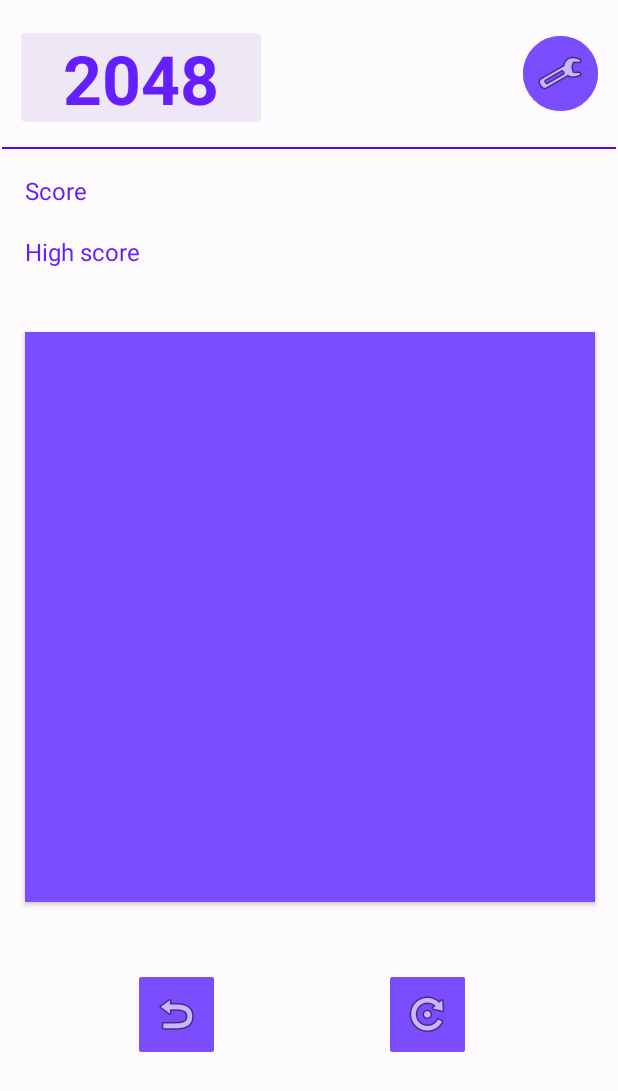
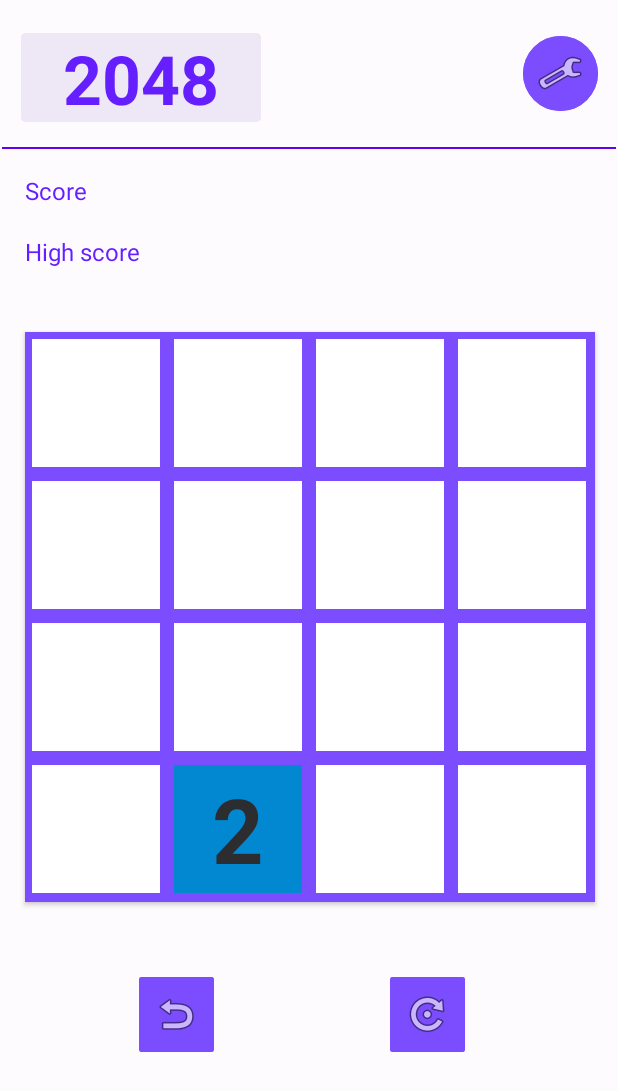
Before and after one commit to a19k/2048-Puzzle-Game, an Android app: the screen it shows after launch (MainActivity), on a phone screen of 412 x 824 dp. Shown: the top 1091 px of the screen. Run offline under Robolectric (Android 15) with nearby library versions, the phone set to English and light mode, and no system bars.

Commit message:
connected UI to ViewModel, inflated grid tiles

```diff
--- a/app/src/main/java/com/example/rma_2_anis_karic/Board.java
+++ b/app/src/main/java/com/example/rma_2_anis_karic/Board.java
@@ -1,11 +1,14 @@
 package com.example.rma_2_anis_karic;
+
+import android.util.Log;
 
 import java.util.Arrays;
 
 public class Board {
 
-    private int[][] grid;
-    private int dimension;
+    private final int[][] grid;
+    private final int dimension;
+    private static final String TAG = "BOARD";
 
     public Board(int dimension) {
         this.grid = new int[dimension][dimension];
@@ -16,25 +19,51 @@ public class Board {
         return grid;
     }
 
+    public int getDimension() {
+        return dimension;
+    }
+
     public void clear(){
         for (int i = 0; i < dimension; i++)
             for (int j = 0; j < dimension; j++)
                 grid[i][j] = 0;
     }
 
-    private void addNewTiles(){
+    public void addNewTiles(){
+        //count empty tiles in grid
         int emptyTileCounter = 0;
-        for(int i = 0; i < dimension; i++)
+        for (int i = 0; i < dimension; i++)
             for (int j = 0; j < dimension; j++)
                 if (grid[i][j] == 0) emptyTileCounter++;
 
-        int tileOfChoice = (int) ((Math.random() * 100));
+        //choose random empty tile
+        int tileOfChoice =((int)(Math.random() * 100000)) % emptyTileCounter;
+
+        //choose value randomly 2->90%, 4->10%
+        int tileValue;
+        if(((int)(Math.random() * 10)) % 10 == 0) tileValue = 4;
+        else tileValue = 2;
+
+        //find the chosen tile and assign the new value
+        emptyTileCounter = 0;
+        for (int i = 0; i < dimension; i++) {
+            for (int j = 0; j < dimension; j++)
+                if (grid[i][j] == 0) {
+                    if (emptyTileCounter == tileOfChoice) grid[i][j] = tileValue;
+                    emptyTileCounter++;
+                }
+        }
+
+        Log.d(TAG, this.toString());
     }
 
     @Override
     public String toString() {
-        return "Board{" +
-                "grid=" + Arrays.toString(grid) +
-                '}';
+        StringBuilder fullGrid = new StringBuilder();
+
+        for(int i = 0; i < dimension; i++)
+            fullGrid.append("Board{" + "grid=").append(Arrays.toString(grid[i])).append('}');
+
+        return fullGrid.toString();
     }
 }
--- a/app/src/main/java/com/example/rma_2_anis_karic/MainActivity.java
+++ b/app/src/main/java/com/example/rma_2_anis_karic/MainActivity.java
@@ -1,14 +1,34 @@
 package com.example.rma_2_anis_karic;
 
+import android.graphics.Color;
 import android.os.Bundle;
+import android.view.Gravity;
+import android.view.LayoutInflater;
+import android.view.View;
+import android.widget.Button;
+import android.widget.TextView;
 
 import androidx.activity.EdgeToEdge;
 import androidx.appcompat.app.AppCompatActivity;
 import androidx.core.graphics.Insets;
 import androidx.core.view.ViewCompat;
 import androidx.core.view.WindowInsetsCompat;
+import androidx.gridlayout.widget.GridLayout;
 
 public class MainActivity extends AppCompatActivity {
+
+    private TextView scoreDisplay;
+    private TextView hiScoreDisplay;
+    private Button undoButton;
+    private Button resetButton;
+    private Button settingsButton;
+    private GridLayout viewGrid;
+
+    private final TextView [][] gridTiles = new TextView[4][4];
+
+    private final Board board = new Board(4);
+    private LayoutInflater inflater;
+
 
     @Override
     protected void onCreate(Bundle savedInstanceState) {
@@ -20,5 +40,55 @@ public class MainActivity extends AppCompatActivity {
             v.setPadding(systemBars.left, systemBars.top, systemBars.right, systemBars.bottom);
             return insets;
         });
+
+        inflater = LayoutInflater.from(this);
+
+        setUpViewReferences();
+        board.addNewTiles();
+        initBoard();
+
+
     }
+
+    private void setUpViewReferences(){
+        scoreDisplay = (TextView) findViewById(R.id.score);
+        hiScoreDisplay = (TextView) findViewById(R.id.hiscore);
+        undoButton = (Button) findViewById(R.id.undo);
+        resetButton = (Button) findViewById(R.id.reset);
+        settingsButton = (Button) findViewById(R.id.settings);
+        viewGrid = (GridLayout) findViewById(R.id.grid);
+    }
+
+    private void initBoard(){
+        int dimension = board.getDimension();
+        for (int row = 0; row < dimension; row++)
+            for (int col = 0; col < dimension; col++) {
+                View newTile = inflater.inflate(R.layout.tile,viewGrid,false);
+                TextView tileText = newTile.findViewById(R.id.tileText);
+
+                if (board.getGrid()[row][col] != 0) {
+                    tileText.setText(String.valueOf(board.getGrid()[row][col]));
+                    tileText.setBackgroundColor(Color.parseColor("#0288D1"));
+                }
+                else {
+                    tileText.setText("");
+                    tileText.setBackgroundColor(Color.WHITE);
+                }
+
+                GridLayout.LayoutParams parameters = new GridLayout.LayoutParams();
+                parameters.rowSpec = GridLayout.spec(row);
+                parameters.columnSpec = GridLayout.spec(col);
+
+                int dpValue = 5; // margin in dips
+                float d = this.getResources().getDisplayMetrics().density;
+                int margin = (int)(dpValue * d); // margin in pixels
+                parameters.setMargins(margin,margin,margin,margin);
+
+                newTile.setLayoutParams(parameters);
+
+                viewGrid.addView(newTile);
+                gridTiles[row][col] = tileText;
+            }
+    }
+
 }
--- a/app/src/main/res/layout/activity_main.xml
+++ b/app/src/main/res/layout/activity_main.xml
@@ -27,14 +27,14 @@
         app:layout_constraintEnd_toEndOf="parent"
         app:layout_constraintHorizontal_bias="0.536"
         app:layout_constraintStart_toEndOf="@+id/undo"
-        app:layout_constraintTop_toBottomOf="@+id/gameGrid" />
+        app:layout_constraintTop_toBottomOf="@+id/grid" />
 
     <TextView
         android:id="@+id/hiscore"
         android:layout_width="7dp"
         android:layout_height="27dp"
         android:textColor="#651FFF"
-        app:layout_constraintBottom_toTopOf="@+id/gameGrid"
+        app:layout_constraintBottom_toTopOf="@+id/grid"
         app:layout_constraintEnd_toEndOf="parent"
         app:layout_constraintHorizontal_bias="0.034"
         app:layout_constraintStart_toEndOf="@+id/hiscoreLabel"
@@ -48,7 +48,7 @@
         android:text="High score"
         android:textColor="#651FFF"
         android:textSize="16sp"
-        app:layout_constraintBottom_toTopOf="@+id/gameGrid"
+        app:layout_constraintBottom_toTopOf="@+id/grid"
         app:layout_constraintEnd_toEndOf="parent"
         app:layout_constraintHorizontal_bias="0.052"
         app:layout_constraintStart_toStartOf="parent"
@@ -56,7 +56,7 @@
         app:layout_constraintVertical_bias="0.259" />
 
     <androidx.gridlayout.widget.GridLayout
-        android:id="@+id/gameGrid"
+        android:id="@+id/grid"
         android:layout_width="380dp"
         android:layout_height="380dp"
         android:background="#7C4DFF"
@@ -87,7 +87,7 @@
         android:textColor="#651FFF"
         android:textStyle="bold"
         app:cornerRadius="3dp"
-        app:layout_constraintBottom_toTopOf="@+id/gameGrid"
+        app:layout_constraintBottom_toTopOf="@+id/grid"
         app:layout_constraintEnd_toEndOf="parent"
         app:layout_constraintHorizontal_bias="0.055"
         app:layout_constraintStart_toStartOf="parent"
@@ -101,7 +101,7 @@
         android:text="Score"
         android:textColor="#651FFF"
         android:textSize="16sp"
-        app:layout_constraintBottom_toTopOf="@+id/gameGrid"
+        app:layout_constraintBottom_toTopOf="@+id/grid"
         app:layout_constraintEnd_toEndOf="parent"
         app:layout_constraintHorizontal_bias="0.048"
         app:layout_constraintStart_toStartOf="parent"
@@ -113,7 +113,7 @@
         android:layout_width="7dp"
         android:layout_height="27dp"
         android:textColor="#651FFF"
-        app:layout_constraintBottom_toTopOf="@+id/gameGrid"
+        app:layout_constraintBottom_toTopOf="@+id/grid"
         app:layout_constraintEnd_toEndOf="parent"
         app:layout_constraintHorizontal_bias="0.033"
         app:layout_constraintStart_toEndOf="@+id/scoreLabel"
@@ -148,7 +148,7 @@
         app:layout_constraintEnd_toEndOf="parent"
         app:layout_constraintHorizontal_bias="0.256"
         app:layout_constraintStart_toStartOf="parent"
-        app:layout_constraintTop_toBottomOf="@+id/gameGrid" />
+        app:layout_constraintTop_toBottomOf="@+id/grid" />
 
     <Button
         android:id="@+id/settings"
--- a/app/src/main/res/layout/tile.xml
+++ b/app/src/main/res/layout/tile.xml
@@ -1,13 +1,14 @@
 <?xml version="1.0" encoding="utf-8"?>
 <androidx.constraintlayout.widget.ConstraintLayout xmlns:android="http://schemas.android.com/apk/res/android"
+    xmlns:app="http://schemas.android.com/apk/res-auto"
     xmlns:tools="http://schemas.android.com/tools"
     android:layout_width="match_parent"
     android:layout_height="match_parent">
 
     <TextView
         android:id="@+id/tileText"
-        android:layout_width="80dp"
-        android:layout_height="80dp"
+        android:layout_width="85dp"
+        android:layout_height="85dp"
         android:background="#0288D1"
         android:gravity="center"
         android:textColor="#2B2D30"
```
